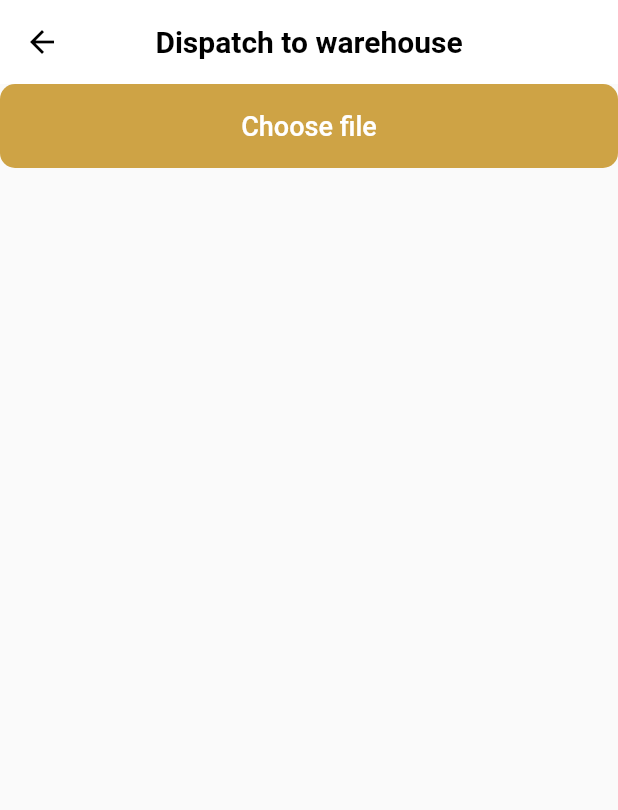
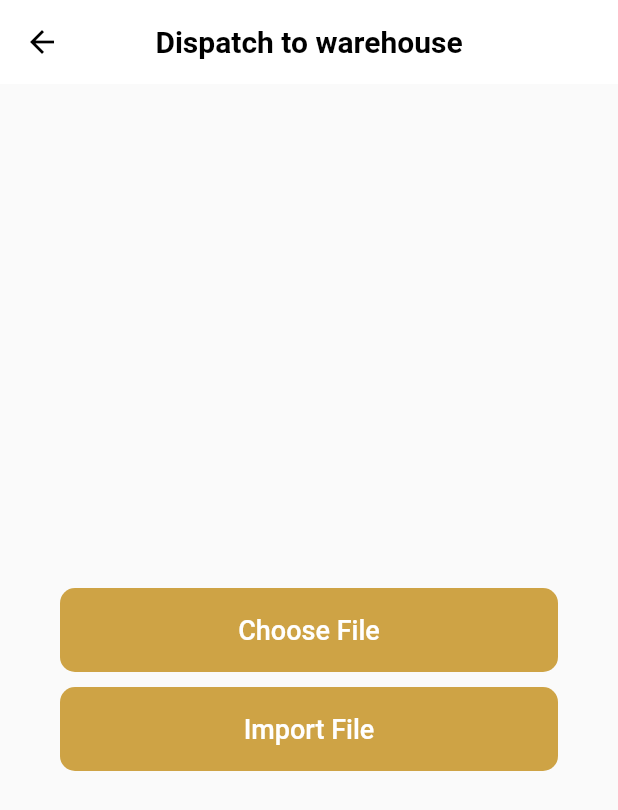
Before and after one commit to satishp7894/Desire, a Flutter app: the DispatchtoWarehouse screen opened directly, on a phone screen of 412 x 824 dp. Shown: the top 810 px of the screen. Run offline on Flutter 3.47's test engine with Material 2 defaults, Android fonts, the light colour scheme and no system bars; our stand-ins replace cached_network_image, confetti, dio, dotted_border, dropdown_search, file_picker and 17 more; missing offline and left inert: data_connection_checker, downloads_path_provider, flutter_statusbarcolor, multi_image_picker2, onesignal_flutter; accounts and stored records are empty; project files that could hold a hidden picture were left out.

Commit message:
add file chooser and import functionality.

```diff
--- a/desire_production/lib/pages/warehouse/dispatch_to_warehouse.dart
+++ b/desire_production/lib/pages/warehouse/dispatch_to_warehouse.dart
@@ -1,6 +1,14 @@
+import 'dart:convert';
+import 'dart:io';
+
 import 'package:desire_production/components/default_button.dart';
+import 'package:desire_production/services/connections.dart';
+import 'package:desire_production/utils/alerts.dart';
+import 'package:desire_production/utils/constants.dart';
+import 'package:desire_production/utils/progress_dialog.dart';
 import 'package:file_picker/file_picker.dart';
 import 'package:flutter/material.dart';
+import 'package:http/http.dart' as http;
 
 class DispatchtoWarehouse extends StatefulWidget {
   @override
@@ -8,6 +16,9 @@ class DispatchtoWarehouse extends StatefulWidget {
 }
 
 class _DispatchtoWarehouseState extends State<DispatchtoWarehouse> {
+  var fileName = '';
+  var filepath = "";
+
   @override
   Widget build(BuildContext context) {
     // TODO: implement build
@@ -32,21 +43,62 @@ class _DispatchtoWarehouseState extends State<DispatchtoWarehouse> {
             textAlign: TextAlign.center,
           ),
         ),
-      body: DefaultButton(
-        text: "Choose file",
+        body: Container(
+          margin: EdgeInsets.all(40),
+          child: Column(
+            mainAxisAlignment: MainAxisAlignment.center,
+            children: [
+              fileName != ''
+                  ? Column(
+                      crossAxisAlignment: CrossAxisAlignment.center,
+                      mainAxisAlignment: MainAxisAlignment.spaceAround,
+                      children: [
+                        Text('Selected File : ',
+                            style: TextStyle(
+                                fontWeight: FontWeight.normal, fontSize: 15)),
+                        Text(
+                          fileName,
+                          style: TextStyle(
+                              fontWeight: FontWeight.bold, fontSize: 15),
+                        )
+                      ],
+                    )
+                  : Text(''),
+              Container(
+                margin: EdgeInsets.only(top: 10),
+                child: DefaultButton(
+                  text: "Choose File",
                   press: () {
                     filePicker();
                   },
                 ),
-    );
+              ),
+              Container(
+                margin: EdgeInsets.only(top: 10),
+                child: DefaultButton(
+                  text: "Import File",
+                  press: () {
+                    // filePicker();
+                    importFileToWarehouse();
+                  },
+                ),
+              )
+            ],
+          ),
+        ));
   }
 
   void filePicker() async {
-    FilePickerResult result = await FilePicker.platform.pickFiles();
+    FilePickerResult result = await FilePicker.platform
+        .pickFiles(type: FileType.custom, allowedExtensions: ['xlsx', 'xls']);
 
     if (result != null) {
       PlatformFile file = result.files.first;
 
+      setState(() {
+        fileName = file.name;
+        filepath = file.path;
+      });
       print(file.name);
       print(file.bytes);
       print(file.size);
@@ -56,4 +108,57 @@ class _DispatchtoWarehouseState extends State<DispatchtoWarehouse> {
       // User canceled the picker
     }
   }
+
+  void importFileToWarehouse() async {
+    // print("Id"+ value);
+    ProgressDialog pr = ProgressDialog(
+      context,
+      type: ProgressDialogType.Normal,
+      isDismissible: false,
+    );
+    pr.style(
+      message: 'Please wait...',
+      progressWidget: Center(
+          child: CircularProgressIndicator(
+        color: kPrimaryColor,
+      )),
+    );
+    pr.show();
+
+    var request = await http.MultipartRequest(
+        "post",
+        Uri.parse(
+            "http://loccon.in/desiremoulding/api/ProductionApiController/importSendToWarehouse"));
+    request.fields.addAll({'secretkey': Connection.secretKey});
+    request.files
+        .add(await http.MultipartFile.fromPath('import_file', filepath));
+
+    request.send().then((response) async => {
+          pr.hide(),
+          if (response.statusCode == 200)
+            {
+              setState(() {
+                fileName = '';
+                filepath = '';
+              }),
+              Alerts.showAlertAndBack(
+                  context, "Success", await response.stream.bytesToString())
             }
+          else
+            {
+              Alerts.showAlertAndBack(
+                  context, "Something Went Wrong", await response.reasonPhrase)
+            }
+        });
+
+    // var results = json.decode(response.body);
+    // print("object $results");
+    // pr.hide();
+    // if (results['status'] == true) {
+    //   Alerts.showAlertAndBack(context, "Success", results['message']);
+    // } else {
+    //   Alerts.showAlertAndBack(
+    //       context, "Something Went Wrong", "Could not added");
+    // }
+  }
+}
```
Lines whose indentation alone changed are shown as unchanged.
